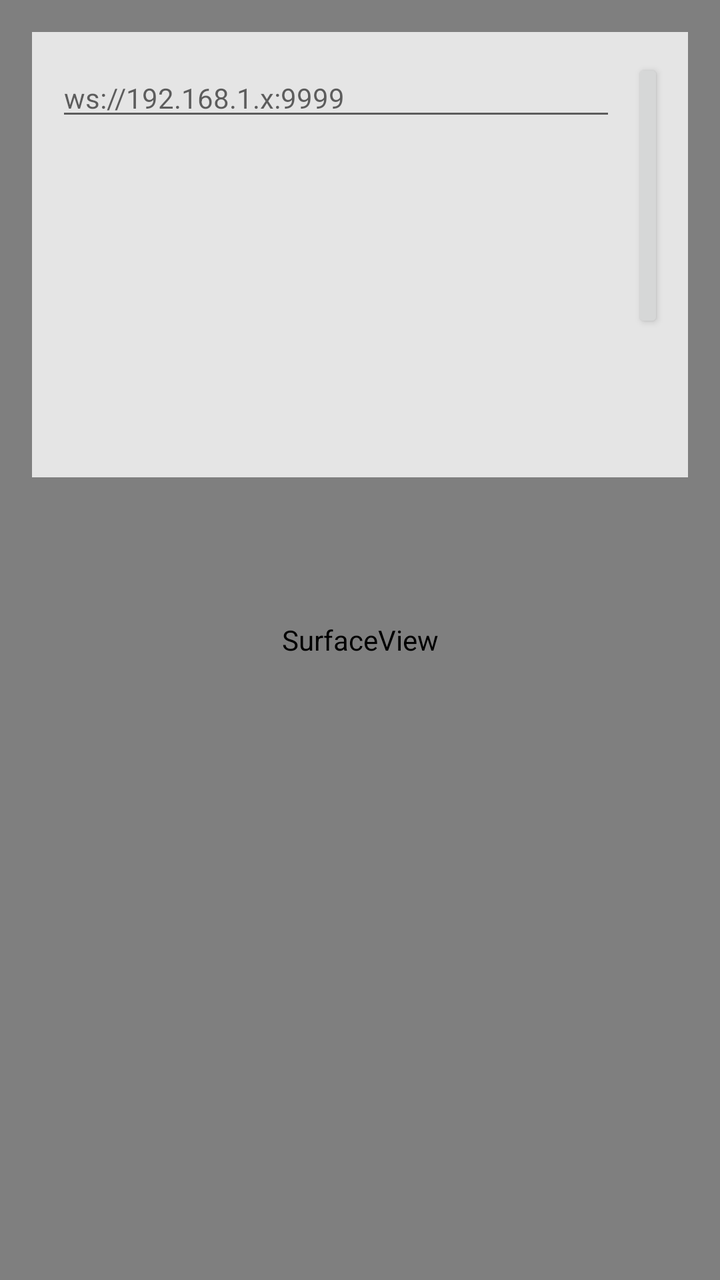
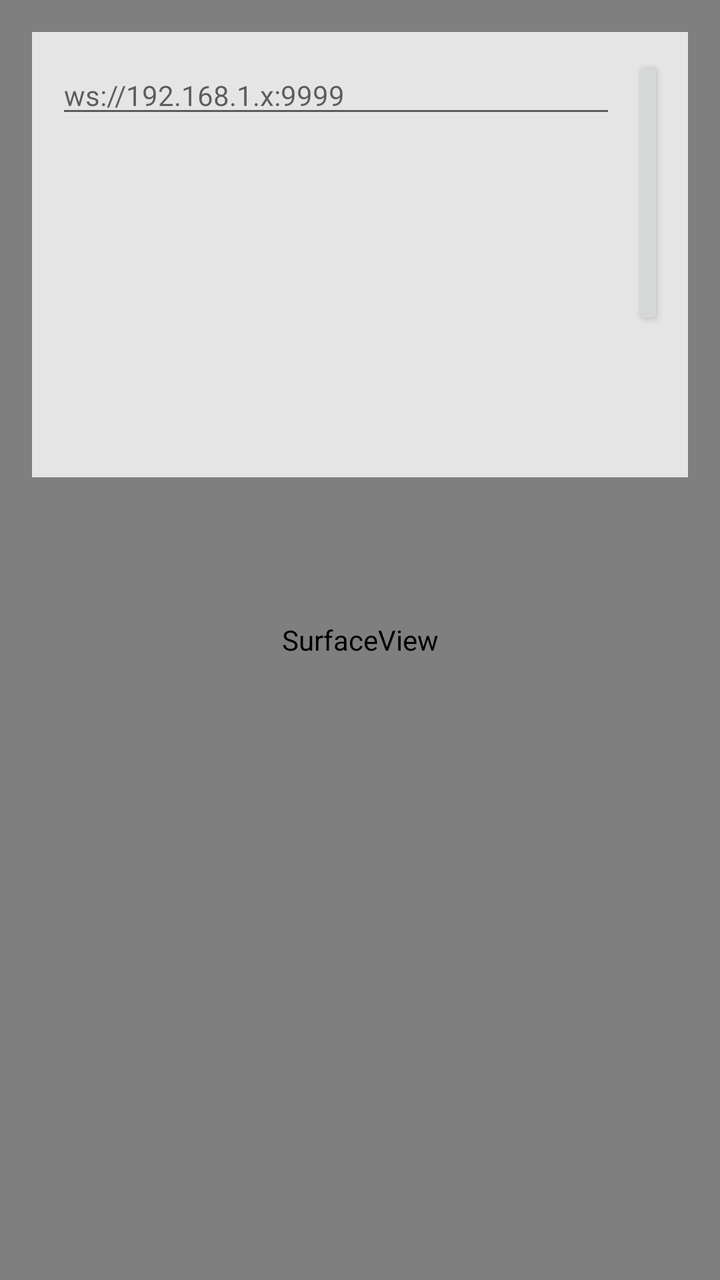

The first picture is an Android layout as it rendered before a commit; the second is the same layout after the commit. The layout source and the unified diff follow.
<!-- AndroidManifest.xml: application theme Theme.BooxBridge -->
<!-- res/layout/activity_main.xml -->
<?xml version="1.0" encoding="utf-8"?>
<FrameLayout xmlns:android="http://schemas.android.com/apk/res/android"
    android:layout_width="match_parent"
    android:layout_height="match_parent"
    android:background="@android:color/white">

    <SurfaceView
        android:id="@+id/surfaceView"
        android:layout_width="match_parent"
        android:layout_height="match_parent" />

    <LinearLayout
        android:id="@+id/overlay"
        android:layout_width="wrap_content"
        android:layout_height="wrap_content"
        android:layout_margin="16dp"
        android:background="#CCFFFFFF"
        android:orientation="horizontal"
        android:padding="12dp">

        <EditText
            android:id="@+id/serverUrlInput"
            android:layout_width="280dp"
            android:layout_height="wrap_content"
            android:hint="@string/server_hint"
            android:imeOptions="actionDone"
            android:inputType="textUri"
            android:singleLine="true"
            android:textSize="14sp" />

        <Button
            android:id="@+id/connectButton"
            android:layout_width="wrap_content"
            android:layout_height="wrap_content"
            android:layout_marginStart="8dp"
            android:text="@string/connect" />

        <Button
            android:id="@+id/refreshButton"
            android:layout_width="wrap_content"
            android:layout_height="wrap_content"
            android:layout_marginStart="8dp"
            android:text="@string/refresh" />

        <TextView
            android:id="@+id/statusText"
            android:layout_width="wrap_content"
            android:layout_height="wrap_content"
            android:layout_gravity="center_vertical"
            android:layout_marginStart="12dp"
            android:text="@string/status_disconnected"
            android:textColor="@android:color/darker_gray"
            android:textSize="14sp" />
    </LinearLayout>

</FrameLayout>
<!-- resources referenced by this layout -->
<resources>
  <string name="connect">Connect</string>
  <string name="refresh">刷新</string>
  <string name="server_hint">ws://192.168.1.x:9999</string>
  <string name="status_disconnected">disconnected</string>
  <style name="Theme.BooxBridge" parent="Theme.MaterialComponents.Light.NoActionBar">
          <item name="android:windowFullscreen">true</item>
          <item name="android:statusBarColor">@android:color/white</item>
      </style>
</resources>

<!-- the commit's change to res/layout/activity_main.xml (unified diff, before → after) -->
@@ -35,13 +35,6 @@
             android:layout_marginStart="8dp"
             android:text="@string/connect" />
 
-        <Button
-            android:id="@+id/refreshButton"
-            android:layout_width="wrap_content"
-            android:layout_height="wrap_content"
-            android:layout_marginStart="8dp"
-            android:text="@string/refresh" />
-
         <TextView
             android:id="@+id/statusText"
             android:layout_width="wrap_content"
<!-- resource entries referenced after the edit -->
@@ -1,7 +1,6 @@
 <!-- resources referenced by this layout -->
 <resources>
   <string name="connect">Connect</string>
-  <string name="refresh">刷新</string>
   <string name="server_hint">ws://192.168.1.x:9999</string>
   <string name="status_disconnected">disconnected</string>
   <style name="Theme.BooxBridge" parent="Theme.MaterialComponents.Light.NoActionBar">
